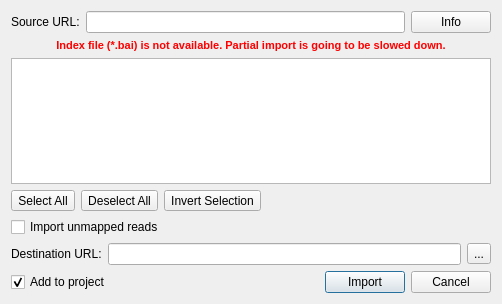
Qt form src/plugins/dbi_bam/src/ConvertToSQLiteDialog.ui (dualword/ugene-qt4) before a commit.
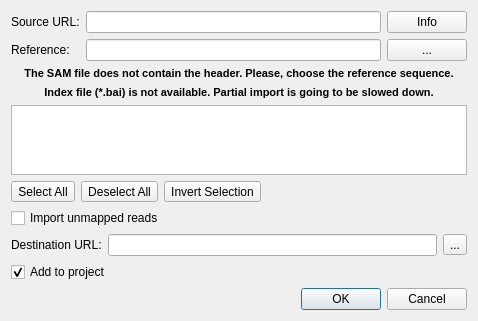
The same form after that commit.

Diff of the .ui file:
```diff
--- a/src/plugins/dbi_bam/src/ConvertToSQLiteDialog.ui
+++ b/src/plugins/dbi_bam/src/ConvertToSQLiteDialog.ui
@@ -6,39 +6,83 @@
    <rect>
     <x>0</x>
     <y>0</y>
-    <width>502</width>
-    <height>304</height>
+    <width>478</width>
+    <height>318</height>
    </rect>
   </property>
+  <property name="sizePolicy">
+   <sizepolicy hsizetype="Preferred" vsizetype="Expanding">
+    <horstretch>0</horstretch>
+    <verstretch>0</verstretch>
+   </sizepolicy>
+  </property>
+  <property name="minimumSize">
+   <size>
+    <width>0</width>
+    <height>0</height>
+   </size>
+  </property>
   <property name="windowTitle">
    <string>Import BAM File</string>
   </property>
   <layout class="QVBoxLayout" name="verticalLayout">
    <item>
-    <layout class="QHBoxLayout" name="horizontalLayout_2">
-     <item>
+    <layout class="QGridLayout" name="gridLayout_2">
+     <item row="0" column="0">
       <widget class="QLabel" name="sourceUrlLabel">
        <property name="text">
         <string>Source URL:</string>
        </property>
       </widget>
      </item>
-     <item>
+     <item row="0" column="1">
       <widget class="QLineEdit" name="sourceUrlView">
        <property name="readOnly">
         <bool>true</bool>
        </property>
       </widget>
      </item>
-     <item>
+     <item row="0" column="2">
       <widget class="QPushButton" name="bamInfoButton">
        <property name="text">
         <string>Info</string>
        </property>
       </widget>
      </item>
+     <item row="1" column="0">
+      <widget class="QLabel" name="refUrlLabel">
+       <property name="text">
+        <string>Reference:</string>
+       </property>
+      </widget>
+     </item>
+     <item row="1" column="1">
+      <widget class="QLineEdit" name="refUrlEdit">
+       <property name="readOnly">
+        <bool>true</bool>
+       </property>
+      </widget>
+     </item>
+     <item row="1" column="2">
+      <widget class="QPushButton" name="refUrlButton">
+       <property name="text">
+        <string>...</string>
+       </property>
+      </widget>
+     </item>
     </layout>
    </item>
+   <item>
+    <widget class="QLabel" name="referenceWarningLabel">
+     <property name="text">
+      <string>&lt;!DOCTYPE HTML PUBLIC &quot;-//W3C//DTD HTML 4.0//EN&quot; &quot;http://www.w3.org/TR/REC-html40/strict.dtd&quot;&gt;
+&lt;html&gt;&lt;head&gt;&lt;meta name=&quot;qrichtext&quot; content=&quot;1&quot; /&gt;&lt;style type=&quot;text/css&quot;&gt;
+p, li { white-space: pre-wrap; }
+&lt;/style&gt;&lt;/head&gt;&lt;body style=&quot; font-family:'MS Shell Dlg 2'; font-size:8.25pt; font-weight:400; font-style:normal;&quot;&gt;
+&lt;p align=&quot;center&quot; style=&quot; margin-top:0px; margin-bottom:0px; margin-left:0px; margin-right:0px; -qt-block-indent:0; text-indent:0px;&quot;&gt;&lt;span style=&quot; font-size:8pt; font-weight:600;&quot;&gt;The SAM file does not contain the header. Please, choose the reference sequence.&lt;/span&gt;&lt;/p&gt;&lt;/body&gt;&lt;/html&gt;</string>
+     </property>
+    </widget>
+   </item>
    <item>
     <widget class="QLabel" name="indexNotAvailableLabel">
      <property name="text">
@@ -46,7 +90,7 @@
 &lt;html&gt;&lt;head&gt;&lt;meta name=&quot;qrichtext&quot; content=&quot;1&quot; /&gt;&lt;style type=&quot;text/css&quot;&gt;
 p, li { white-space: pre-wrap; }
 &lt;/style&gt;&lt;/head&gt;&lt;body style=&quot; font-family:'MS Shell Dlg 2'; font-size:8.25pt; font-weight:400; font-style:normal;&quot;&gt;
-&lt;p align=&quot;center&quot; style=&quot; margin-top:0px; margin-bottom:0px; margin-left:0px; margin-right:0px; -qt-block-indent:0; text-indent:0px;&quot;&gt;&lt;span style=&quot; font-size:8pt; font-weight:600; color:#ff0000;&quot;&gt;Index file (*.bai) is not available. Partial import is going to be slowed down.&lt;/span&gt;&lt;/p&gt;&lt;/body&gt;&lt;/html&gt;</string>
+&lt;p align=&quot;center&quot; style=&quot; margin-top:0px; margin-bottom:0px; margin-left:0px; margin-right:0px; -qt-block-indent:0; text-indent:0px;&quot;&gt;&lt;span style=&quot; font-size:8pt; font-weight:600;&quot;&gt;Index file (*.bai) is not available. Partial import is going to be slowed down.&lt;/span&gt;&lt;/p&gt;&lt;/body&gt;&lt;/html&gt;</string>
      </property>
     </widget>
    </item>
@@ -64,7 +108,11 @@
     </widget>
    </item>
    <item>
-    <layout class="QHBoxLayout" name="horizontalLayout_5">
+    <widget class="QWidget" name="selectionButtons" native="true">
+     <layout class="QHBoxLayout" name="horizontalLayout_3">
+      <property name="margin">
+       <number>0</number>
+      </property>
      <item>
       <widget class="QToolButton" name="selectAllToolButton">
        <property name="text">
@@ -93,13 +141,14 @@
        </property>
        <property name="sizeHint" stdset="0">
         <size>
-         <width>40</width>
+          <width>250</width>
          <height>20</height>
         </size>
        </property>
       </spacer>
      </item>
     </layout>
+    </widget>
    </item>
    <item>
     <widget class="QCheckBox" name="importUnmappedBox">
@@ -141,50 +190,15 @@
        </property>
       </widget>
      </item>
-     <item>
-      <spacer name="horizontalSpacer">
-       <property name="orientation">
-        <enum>Qt::Horizontal</enum>
-       </property>
-       <property name="sizeHint" stdset="0">
-        <size>
-         <width>40</width>
-         <height>20</height>
-        </size>
-       </property>
-      </spacer>
-     </item>
-     <item>
-      <widget class="QPushButton" name="okButton">
-       <property name="enabled">
-        <bool>true</bool>
-       </property>
-       <property name="text">
-        <string>Import</string>
-       </property>
-       <property name="checkable">
-        <bool>false</bool>
-       </property>
-       <property name="autoDefault">
-        <bool>false</bool>
-       </property>
-       <property name="default">
-        <bool>true</bool>
-       </property>
-      </widget>
-     </item>
-     <item>
-      <widget class="QPushButton" name="cancelButton">
-       <property name="text">
-        <string>Cancel</string>
-       </property>
-       <property name="autoDefault">
-        <bool>true</bool>
-       </property>
-      </widget>
-     </item>
     </layout>
    </item>
+   <item>
+    <widget class="QDialogButtonBox" name="buttonBox">
+     <property name="standardButtons">
+      <set>QDialogButtonBox::Cancel|QDialogButtonBox::Ok</set>
+     </property>
+    </widget>
+   </item>
   </layout>
  </widget>
  <resources/>
```
Left out of the diff: 28 changed lines with no effect on the pictures. Lines whose indentation alone changed are shown as unchanged.
